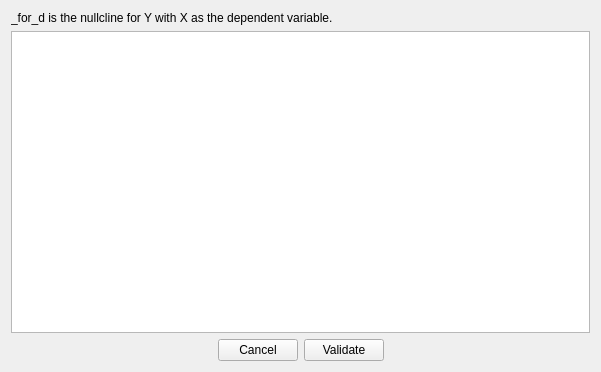
Before: the Qt Designer form source/forms/usernullclinegui.ui in mattphillipsphd/DynaSys, drawn with Qt 5.
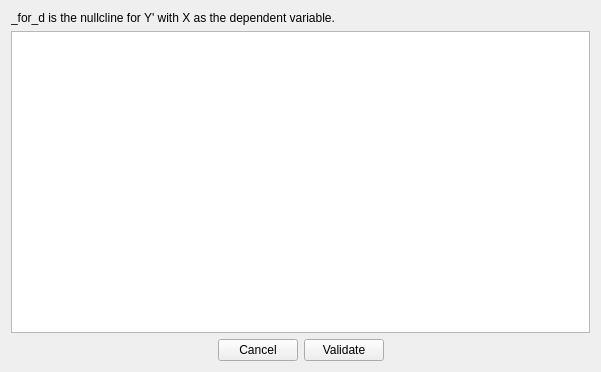
After: the same form once the commit is applied.

Commit message: Nullclines and jacobian basically working

What changed in the file:
```diff
--- a/source/forms/usernullclinegui.ui
+++ b/source/forms/usernullclinegui.ui
@@ -17,7 +17,7 @@
    <item>
     <widget class="QLabel" name="label">
      <property name="text">
-      <string>&lt;X&gt;_for_d&lt;Y&gt; is the nullcline for Y with X as the dependent variable.</string>
+      <string>&lt;X&gt;_for_d&lt;Y&gt; is the nullcline for Y' with X as the dependent variable.</string>
      </property>
     </widget>
    </item>
```
The commit also changes 12 other files.
